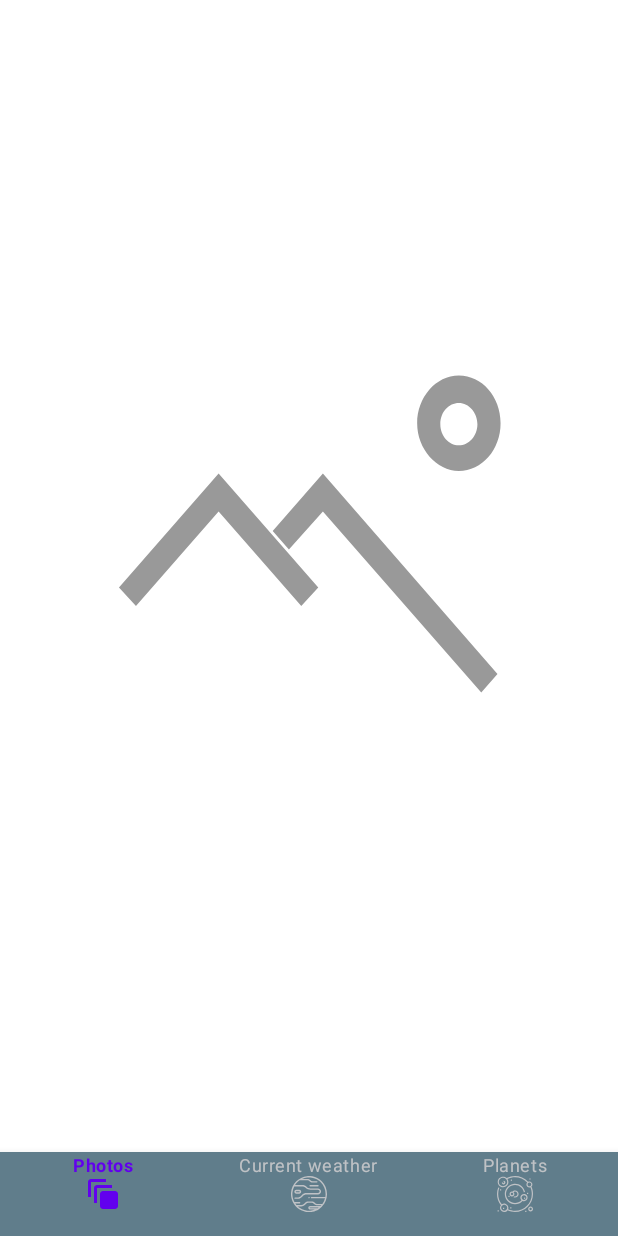
After one commit to IgorDmitrievNZ/NasaApp, an Android app: the fragment DetailsPhotoFragment placed in its activity, on a phone screen of 412 x 824 dp. The commit adds this screen. Run offline under Robolectric (Android 15) with nearby library versions, the phone set to English and light mode, and no system bars; pictures from the network do not load; Roboto replaces fonts that are not available here.

Commit message:
Added changes for opening details from recycler element to new fragment

```diff
--- a/app/build.gradle
+++ b/app/build.gradle
@@ -1,6 +1,7 @@
 plugins {
     id 'com.android.application'
     id 'kotlin-android'
+    id 'kotlin-parcelize'
 }
 
 android {
--- a/app/src/main/java/com/example/android/nasaapp/repository/mars_api/MarsPhotoDetails.kt
+++ b/app/src/main/java/com/example/android/nasaapp/repository/mars_api/MarsPhotoDetails.kt
@@ -1,12 +1,15 @@
 package com.example.android.nasaapp.repository.mars_api
 
+import android.os.Parcelable
 import com.google.gson.annotations.SerializedName
+import kotlinx.parcelize.Parcelize
 
 /*
 This data class creates server response for mars details
  */
 
+@Parcelize
 data class MarsPhotoDetails(
 
     @field:SerializedName("img_src") val imgSrc: String?
-)
+) : Parcelable
--- a/app/src/main/java/com/example/android/nasaapp/ui/mars/MarsPhotosAdapter.kt
+++ b/app/src/main/java/com/example/android/nasaapp/ui/mars/MarsPhotosAdapter.kt
@@ -10,7 +10,7 @@ import com.example.android.nasaapp.R
 import com.example.android.nasaapp.databinding.ItemMarsListBinding
 import com.example.android.nasaapp.repository.mars_api.MarsPhotoDetails
 
-class MarsPhotosAdapter :
+class MarsPhotosAdapter(private val itemClickListener: MarsHomeWorkFragment.OnItemViewClickListener) :
     RecyclerView.Adapter<MarsPhotosAdapter.MarsPhotosListViewHolder>() {
 
     private var marsPhotoData: List<MarsPhotoDetails> = listOf()
@@ -41,6 +41,7 @@ class MarsPhotosAdapter :
                 error(R.drawable.ic_load_error_vector)
                 placeholder(R.drawable.ic_no_photo_vector)
             }
+            root.setOnClickListener { itemClickListener.onItemViewClick(marsPhoto) }
         }
     }
 }
--- a/app/src/main/java/com/example/android/nasaapp/ui/mars/NavBottomActivityMars.kt
+++ b/app/src/main/java/com/example/android/nasaapp/ui/mars/NavBottomActivityMars.kt
@@ -8,12 +8,16 @@ import com.example.android.nasaapp.ui.mars.mars_weather.MarsWeatherFragment
 import com.example.android.nasaapp.ui.mars.planets.PlanetsFragment
 
 class NavBottomActivityMars : AppCompatActivity() {
+
     lateinit var binding: ActivityBottomNavigationMarsBinding
 
     override fun onCreate(savedInstanceState: Bundle?) {
         super.onCreate(savedInstanceState)
         binding = ActivityBottomNavigationMarsBinding.inflate(layoutInflater)
         setContentView(binding.root)
+
+        supportFragmentManager.beginTransaction()
+            .replace(R.id.container, MarsHomeWorkFragment.newInstance()).commit()
 
         //click listener for bottom navigation
         binding.bottomNavigationViewMars.setOnItemSelectedListener {
@@ -39,5 +43,4 @@ class NavBottomActivityMars : AppCompatActivity() {
             }
         }
     }
-
 }
--- /dev/null
+++ b/app/src/main/java/com/example/android/nasaapp/ui/mars/mars_photos/DetailsPhotoFragment.kt
@@ -0,0 +1,61 @@
+package com.example.android.nasaapp.ui.mars.mars_photos
+
+import android.os.Bundle
+import android.view.LayoutInflater
+import android.view.View
+import android.view.ViewGroup
+import androidx.fragment.app.Fragment
+import coil.load
+import com.example.android.nasaapp.R
+import com.example.android.nasaapp.databinding.FragmentDetailsPhotoBinding
+import com.example.android.nasaapp.repository.mars_api.MarsPhotoDetails
+
+class DetailsPhotoFragment : Fragment() {
+
+    private var _binding: FragmentDetailsPhotoBinding? = null
+    private val binding: FragmentDetailsPhotoBinding
+        get() = _binding!!
+
+    override fun onCreateView(
+        inflater: LayoutInflater,
+        container: ViewGroup?,
+        savedInstanceState: Bundle?
+    ): View {
+        _binding = FragmentDetailsPhotoBinding.inflate(inflater, container, false)
+        return binding.root
+    }
+
+    override fun onDestroy() {
+        super.onDestroy()
+        _binding = null
+    }
+
+    override fun onViewCreated(view: View, savedInstanceState: Bundle?) {
+        super.onViewCreated(view, savedInstanceState)
+
+        arguments?.getParcelable<MarsPhotoDetails>(BUNDLE_EXTRA)?.let {
+            with(binding) {
+                loadImage(it.imgSrc)
+            }
+        }
+    }
+
+    private fun loadImage(url: String?) {
+        binding.marsImageDetail.load(url) {
+            lifecycle(this@DetailsPhotoFragment)
+            error(R.drawable.ic_load_error_vector)
+            placeholder(R.drawable.ic_no_photo_vector)
+        }
+    }
+
+    companion object {
+
+        const val BUNDLE_EXTRA = "photos"
+
+        fun newInstance(bundle: Bundle): DetailsPhotoFragment {
+            val fragment = DetailsPhotoFragment()
+            fragment.arguments = bundle
+            return fragment
+        }
+    }
+}
--- a/app/src/main/java/com/example/android/nasaapp/ui/picture/PictureOfTheDayFragment.kt
+++ b/app/src/main/java/com/example/android/nasaapp/ui/picture/PictureOfTheDayFragment.kt
@@ -160,12 +160,6 @@ class PictureOfTheDayFragment : Fragment() {
                 )
             )
 
-//            R.id.app_bar_telescope -> openFragment(
-//                requireActivity(),
-//                MarsHomeWorkFragment.newInstance(),
-//                backStackName
-//            )
-
             R.id.app_bar_fav -> Toast.makeText(context, "favorite", Toast.LENGTH_SHORT).show()
 
             R.id.app_bar_settings -> openFragment(
--- /dev/null
+++ b/app/src/main/res/layout/fragment_details_photo.xml
@@ -0,0 +1,12 @@
+<?xml version="1.0" encoding="utf-8"?>
+<androidx.constraintlayout.widget.ConstraintLayout xmlns:android="http://schemas.android.com/apk/res/android"
+    android:layout_width="match_parent"
+    android:layout_height="match_parent">
+
+    <ImageView
+        android:id="@+id/mars_image_detail"
+        android:layout_width="match_parent"
+        android:layout_height="match_parent"
+        android:src="@drawable/ic_no_photo_vector"/>
+
+</androidx.constraintlayout.widget.ConstraintLayout>
--- a/app/src/main/res/layout/fragment_mars_home_work.xml
+++ b/app/src/main/res/layout/fragment_mars_home_work.xml
@@ -18,7 +18,6 @@
         android:id="@+id/marsFragmentRecyclerView"
         android:layout_width="match_parent"
         android:layout_height="wrap_content"
-        android:paddingBottom="?actionBarSize"
         app:layout_constraintEnd_toEndOf="parent"
         app:layout_constraintStart_toStartOf="parent"
         app:layout_constraintTop_toTopOf="parent" />
```
Also changed, not shown: app/src/main/java/com/example/android/nasaapp/ui/mars/MarsHomeWorkFragment.kt (+23 -1 lines).
